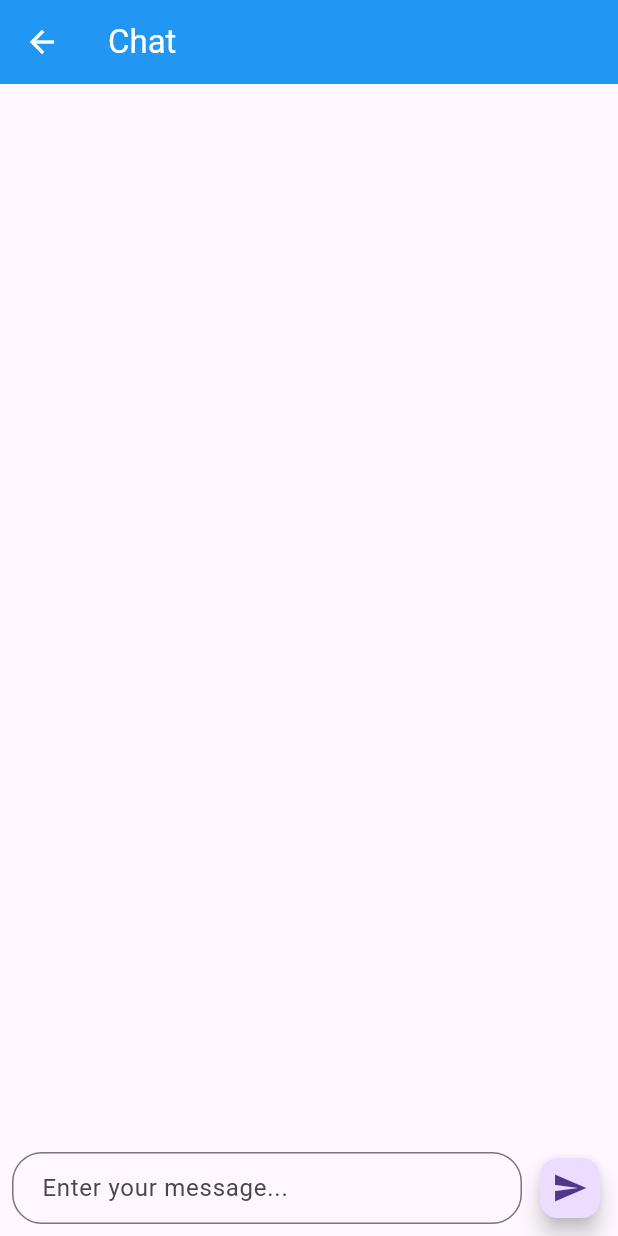
After one commit to newgede/sidebar_navigation, a Flutter app: the HalamanChat screen opened directly, on a phone screen of 412 x 824 dp. The commit adds this screen. Run offline on Flutter 3.47's test engine with Material 3 defaults, Android fonts, the light colour scheme and no system bars.

Commit message:
Revisi Ulang bersama Bapak Muliadi

```diff
--- a/lib/custom_button_navbar.dart
+++ b/lib/custom_button_navbar.dart
@@ -2,7 +2,6 @@ import 'package:flutter/material.dart';
 import 'package:flutter_bahasa_inggris_1/halaman_profil.dart';
 import 'package:flutter_bahasa_inggris_1/halaman_progres.dart';
 import 'package:flutter_bahasa_inggris_1/halaman_utama.dart';
-
 
 class CustomBottomNavBar extends StatelessWidget {
   final int currentIndex;
--- /dev/null
+++ b/lib/halaman_chat.dart
@@ -0,0 +1,123 @@
+import 'package:flutter/material.dart';
+
+// Definisi kelas ChatMessage
+class ChatMessage {
+  final String text;
+  final DateTime timestamp;
+
+  ChatMessage({required this.text, required this.timestamp});
+}
+
+class HalamanChat extends StatefulWidget {
+  const HalamanChat({Key? key}) : super(key: key);
+
+  @override
+  State<HalamanChat> createState() => _HalamanChatState();
+}
+
+class _HalamanChatState extends State<HalamanChat> {
+  final TextEditingController _messageController = TextEditingController();
+  final List<ChatMessage> _messages = []; // Mengubah tipe list
+
+  void _sendMessage() {
+    if (_messageController.text.isNotEmpty) {
+      setState(() {
+        _messages.add(
+          ChatMessage(
+            text: _messageController.text,
+            timestamp: DateTime.now(), // Menambahkan timestamp saat ini
+          ),
+        );
+      });
+      _messageController.clear();
+    }
+  }
+
+  @override
+  Widget build(BuildContext context) {
+    return Scaffold(
+      appBar: AppBar(
+        title: const Text('Chat', style: TextStyle(color: Colors.white)),
+        backgroundColor: Colors.blue,
+        iconTheme: const IconThemeData(color: Colors.white),
+      ),
+      body: Column(
+        children: [
+          Expanded(
+            child: ListView.builder(
+              padding: const EdgeInsets.all(8.0),
+              reverse: true,
+              itemCount: _messages.length,
+              itemBuilder: (context, index) {
+                final message = _messages[_messages.length - 1 - index]; // Ambil objek ChatMessage
+                return Align(
+                  alignment: Alignment.centerRight,
+                  child: Container(
+                    margin: const EdgeInsets.symmetric(vertical: 4.0),
+                    padding: const EdgeInsets.all(10.0),
+                    decoration: BoxDecoration(
+                      color: Colors.blue[100],
+                      borderRadius: BorderRadius.circular(12),
+                    ),
+                    child: Column(
+                      crossAxisAlignment: CrossAxisAlignment.end, // Agar waktu ada di bawah pesan
+                      children: [
+                        Text(message.text), // Teks pesan
+                        const SizedBox(height: 4),
+                        Text(
+                          _formatTimestamp(message.timestamp), // Waktu pengiriman
+                          style: TextStyle(
+                            fontSize: 10,
+                            color: Colors.grey[600],
+                          ),
+                        ),
+                      ],
+                    ),
+                  ),
+                );
+              },
+            ),
+          ),
+          Padding(
+            padding: const EdgeInsets.all(8.0),
+            child: Row(
+              children: [
+                Expanded(
+                  child: TextField(
+                    controller: _messageController,
+                    decoration: InputDecoration(
+                      hintText: 'Enter your message...',
+                      border: OutlineInputBorder(
+                        borderRadius: BorderRadius.circular(20.0),
+                      ),
+                      contentPadding: const EdgeInsets.symmetric(horizontal: 16.0),
+                    ),
+                    onSubmitted: (value) => _sendMessage(),
+                  ),
+                ),
+                const SizedBox(width: 8.0),
+                FloatingActionButton(
+                  onPressed: _sendMessage,
+                  mini: true,
+                  child: const Icon(Icons.send),
+                ),
+              ],
+            ),
+          ),
+        ],
+      ),
+    );
+  }
+
+  // Helper function untuk memformat timestamp
+  String _formatTimestamp(DateTime timestamp) {
+    final hour = timestamp.hour.toString().padLeft(2, '0');
+    final minute = timestamp.minute.toString().padLeft(2, '0');
+    return '$hour:$minute'; // Contoh format HH:MM
+    // Jika Anda ingin tanggal juga, Anda bisa menambahkan:
+    // final day = timestamp.day.toString().padLeft(2, '0');
+    // final month = timestamp.month.toString().padLeft(2, '0');
+    // final year = timestamp.year.toString().substring(2);
+    // return '$hour:$minute $day/$month/$year';
+  }
+}
```
Also changed, not shown: lib/halaman_utama.dart (+7 -0 lines).
